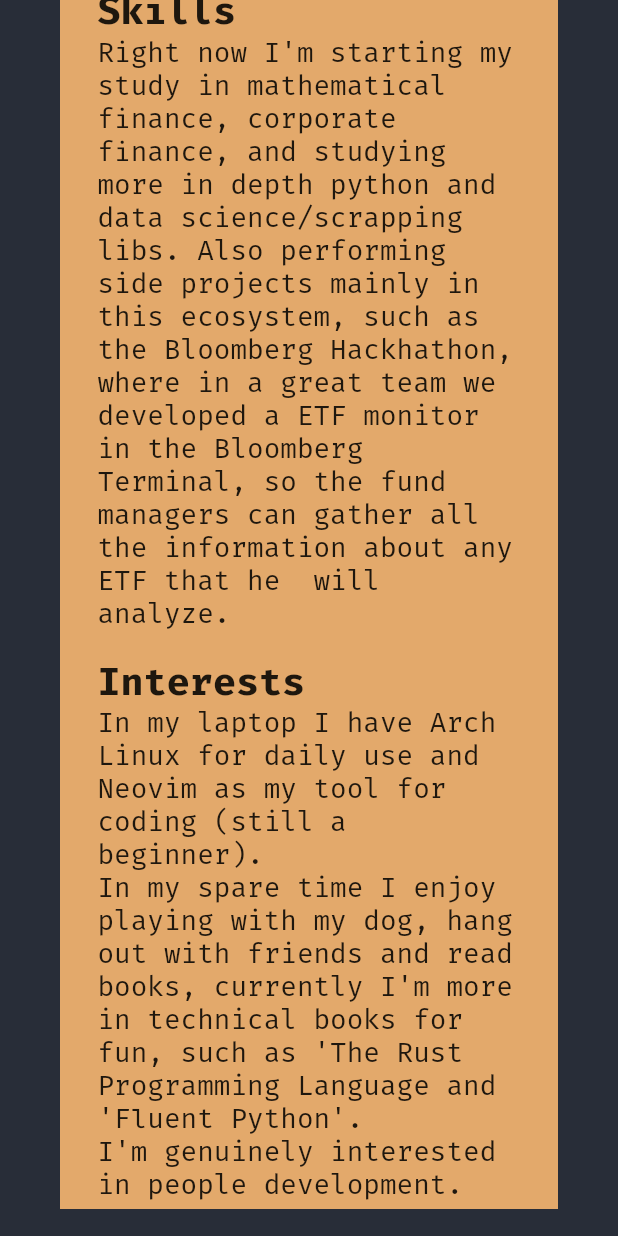
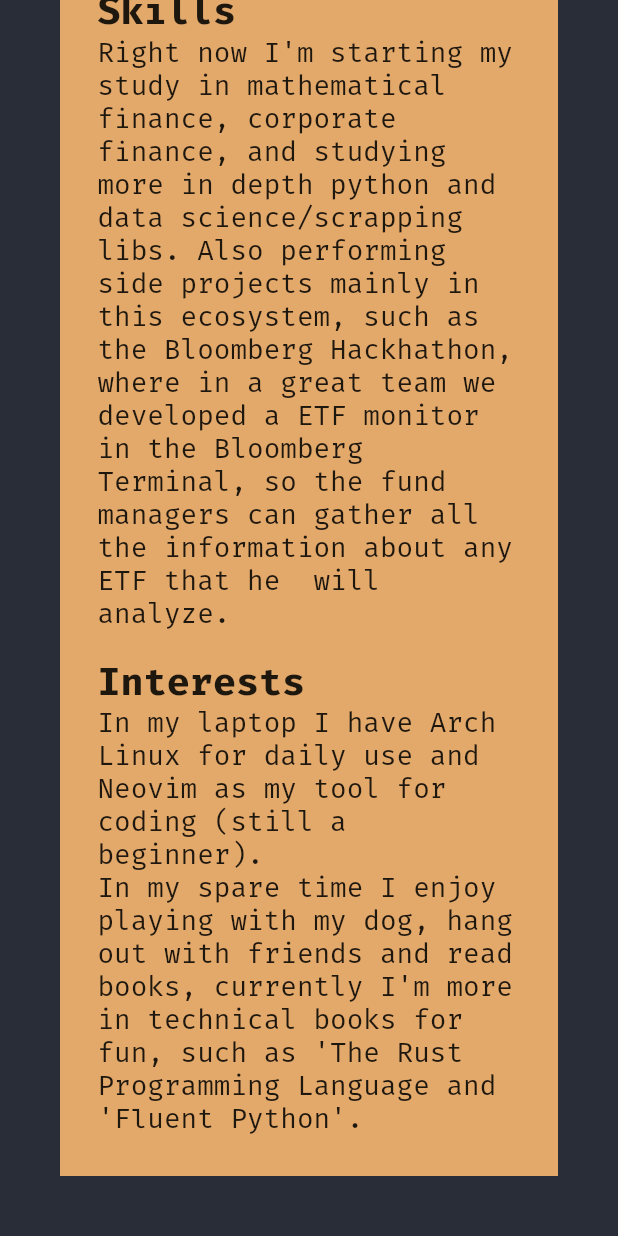
Before and after one commit to viniciusbaca/viniciusbaca.github.io, a Flutter app: the screen it shows after launch, scrolled down 855 dp, on a phone screen of 412 x 824 dp. Run offline on Flutter 3.47's test engine with Material 2 defaults, Android fonts, the phone set to English and light mode, and no system bars.

Commit message:
Update frontPage.dart
removing genuine interest

```diff
--- a/lib/frontPage.dart
+++ b/lib/frontPage.dart
@@ -93,7 +93,7 @@ class FrontPage extends StatelessWidget {
                       " with friends and read books, currently I'm more in "
                       "technical books for fun, such as 'The Rust Programming "
                       "Language and 'Fluent Python'.\n"
-                      "I'm genuinely interested in people development.",
+                      //"I'm genuinely interested in people development.",
                 ),
               ],
             ),
```
